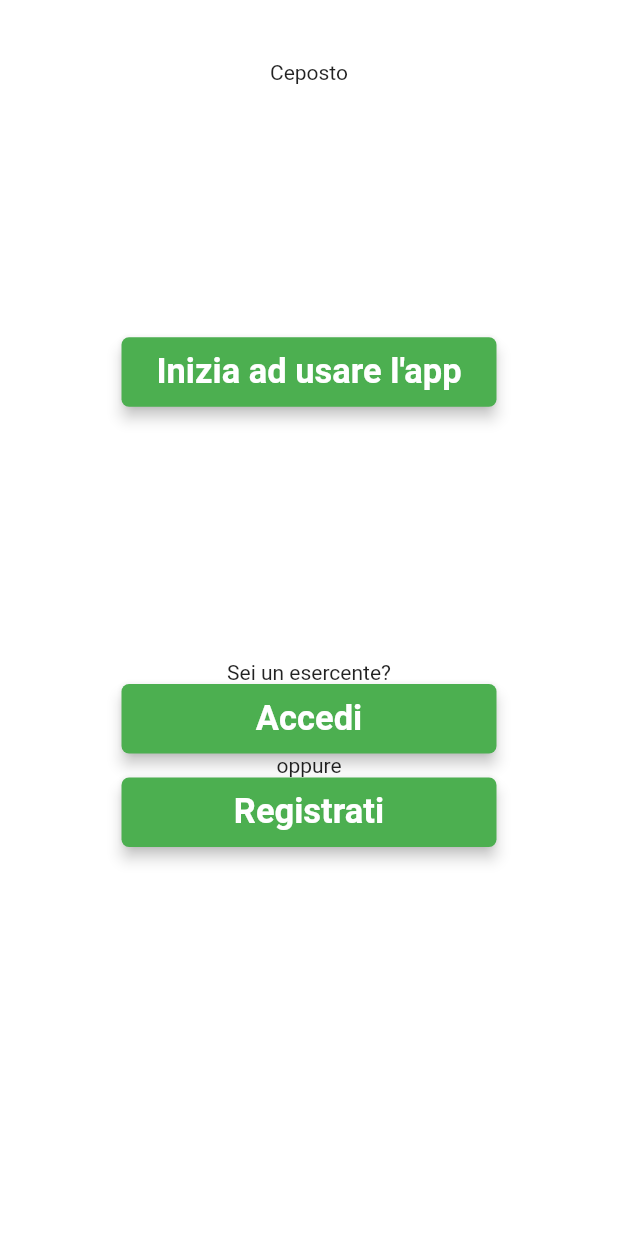
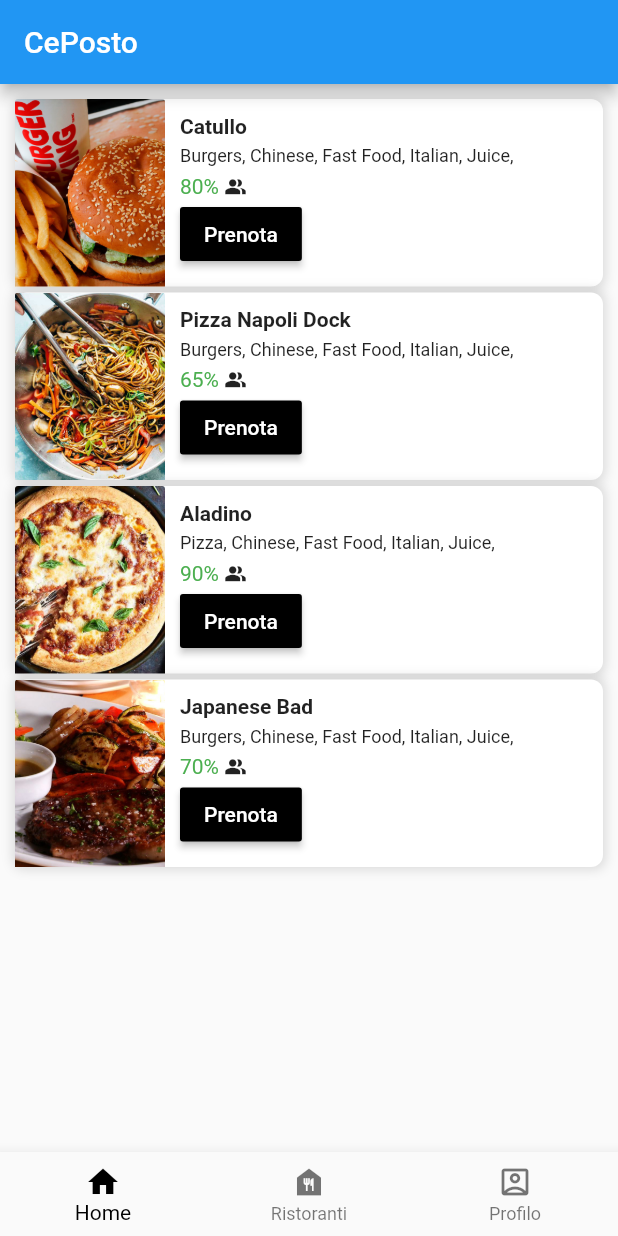
Before and after one commit to decimo-digital/ceposto-app, a Flutter app: the screen it shows after launch, on a phone screen of 412 x 824 dp. Run offline on Flutter 3.47's test engine with Material 2 defaults, Android fonts, the phone set to English and light mode, and no system bars; drawn by our look-alikes of auto_size_text; our stand-ins replace cached_network_image, device_info, flutter_cache_manager, flutter_image_compress, flutter_map, flutter_secure_storage and 10 more; missing offline and left inert: mutex, pointycastle; Roboto replaces fonts that are missing (montserrat).

Commit message:
Homepage and Login

```diff
--- /dev/null
+++ b/assets/data.json
@@ -0,0 +1,26 @@
+[
+    {
+      "placeImage": "images/hawkers.jpg",
+      "placeName": "Catullo",
+      "placeItems": ["Burgers","Chinese","Fast Food","Italian","Juice"],
+      "minOrder": 80
+    },
+    {
+      "placeImage": "images/flipping.jpg",
+      "placeName": "Pizza Napoli Dock",
+      "placeItems": ["Burgers","Chinese","Fast Food","Italian","Juice"],
+      "minOrder": 65
+    },
+    {
+      "placeImage": "images/pizzahut.jpg",
+      "placeName": "Aladino",
+      "placeItems": ["Pizza","Chinese","Fast Food","Italian","Juice"],
+      "minOrder": 90
+    },
+    {
+      "placeImage": "images/bluehill.jpg",
+      "placeName": "Japanese Bad",
+      "placeItems": ["Burgers","Chinese","Fast Food","Italian","Juice"],
+      "minOrder": 70
+    }
+  ]
--- a/lib/main.dart
+++ b/lib/main.dart
@@ -1,27 +1,183 @@
-import 'package:ceposto/pages/login.dart';
-import 'package:ceposto/utils/light_theme.dart';
 import 'package:flutter/material.dart';
-import 'package:get/route_manager.dart';
+import 'dart:convert';
+import 'WelcomeScreen/welcome.dart';
+import 'package:percent_indicator/percent_indicator.dart';
 
 void main() {
-  runApp(const CePosto());
+  runApp(MyApp());
 }
 
-class CePosto extends StatelessWidget {
-  const CePosto({Key? key}) : super(key: key);
+class MyApp extends StatelessWidget {
+  // This widget is the root of your application.
+  @override
+  Widget build(BuildContext context) {
+    return MaterialApp(
+      title: 'CePosto',
+      theme: ThemeData(
+        appBarTheme: AppBarTheme(brightness: Brightness.dark),
+        primaryColor: Colors.black,
+      ),
+      home: MyHomePage(),
+    );
+  }
+}
+
+class MyHomePage extends StatefulWidget {
+  MyHomePage({Key key, this.title}) : super(key: key);
+
+  // This widget is the home page of your application. It is stateful, meaning
+  // that it has a State object (defined below) that contains fields that affect
+  // how it looks.
+
+  // This class is the configuration for the state. It holds the values (in this
+  // case the title) provided by the parent (in this case the App widget) and
+  // used by the build method of the State. Fields in a Widget subclass are
+  // always marked "final".
+
+  final String title;
+
+  @override
+  _MyHomePageState createState() => _MyHomePageState();
+}
+
+class _MyHomePageState extends State<MyHomePage> {
+  Future<List<Widget>> createList() async {
+    List<Widget> items = [];
+    String dataString =
+        await DefaultAssetBundle.of(context).loadString("assets/data.json");
+    List<dynamic> dataJSON = jsonDecode(dataString);
+
+    dataJSON.forEach((object) {
+      String finalString = "";
+      List<dynamic> dataList = object["placeItems"];
+      dataList.forEach((item) {
+        finalString = finalString + item + ", ";
+      }); // Per prendere dal json gli items dei ristoranti
+
+      items.add(Padding(
+          padding: EdgeInsets.all(2.0),
+          child: Container(
+            decoration: BoxDecoration(
+                color: Colors.white,
+                borderRadius: BorderRadius.all(Radius.circular(8.0)),
+                boxShadow: [
+                  BoxShadow(
+                      color: Colors.black12, spreadRadius: 2.0, blurRadius: 5.0)
+                ]),
+            child: Row(
+                mainAxisSize: MainAxisSize.max,
+                crossAxisAlignment: CrossAxisAlignment.start,
+                children: <Widget>[
+                  ClipRRect(
+                    borderRadius: BorderRadius.only(
+                        topLeft: Radius.circular(2.0),
+                        topRight: Radius.circular(2.0)),
+                    child: Image.asset(
+                      object["placeImage"],
+                      width: 100,
+                      height: 125,
+                      fit: BoxFit.cover,
+                    ),
+                  ),
+                  Padding(
+                    padding: const EdgeInsets.all(10.0),
+                    child: Column(
+                      crossAxisAlignment: CrossAxisAlignment.start,
+                      children: <Widget>[
+                        Text(object["placeName"],
+                            style: TextStyle(fontWeight: FontWeight.bold)),
+                        Padding(
+                          padding: const EdgeInsets.only(top: 5.0, bottom: 5.0),
+                          child: Text(
+                            finalString, //ITEMS RISTORANTI
+                            style: TextStyle(fontSize: 12.0),
+                          ),
+                        ),
+                        RichText(
+                          text: TextSpan(
+                            children: [
+                              TextSpan(
+                                text: "${object["minOrder"]}% ",
+                                style: TextStyle(color: Colors.green),
+                              ),
+                              WidgetSpan(
+                                  child: Icon(
+                                Icons.people_alt,
+                                size: 15,
+                              )),
+                            ],
+                          ),
+                        ),
+                        ElevatedButton(
+                          onPressed: () {
+                            // Respond to button press
+                          },
+                          child: Text('Prenota'),
+                          style: ElevatedButton.styleFrom(
+                              primary: Colors.black,
+                              shape: RoundedRectangleBorder(
+                                  borderRadius: BorderRadius.circular(2))),
+                        ),
+                      ],
+                    ),
+                  ),
+                ]),
+          )));
+    });
+
+    return items;
+  }
 
   @override
   Widget build(BuildContext context) {
-    return GetMaterialApp(
-      title: 'CePosto',
-      initialRoute: '/login',
-      getPages: [
-        GetPage(
-          name: '/login',
-          page: () => const Login(),
-        ),
-      ],
-      theme: LightTheme.theme,
+    // This method is rerun every time setState is called, for instance as done
+    // by the _incrementCounter method above.
+    //
+    // The Flutter framework has been optimized to make rerunning build methods
+    // fast, so that you can just rebuild anything that needs updating rather
+    // than having to individually change instances of widgets.
+    return Scaffold(
+      appBar: AppBar(
+        // Here we take the value from the MyHomePage object that was created by
+        // the App.build method, and use it to set our appbar title.
+        title: Text('CePosto'),
+      ),
+      body: Container(
+        child: FutureBuilder(
+            initialData: <Widget>[Text("")],
+            future: createList(),
+            builder: (context, snapshot) {
+              if (snapshot.hasData) {
+                return Padding(
+                  padding: EdgeInsets.all(8.0),
+                  child: ListView(
+                    primary: false,
+                    shrinkWrap: true,
+                    children: snapshot.data,
+                  ),
+                );
+              } else {
+                return CircularProgressIndicator();
+              }
+            }),
+      ),
+      bottomNavigationBar: BottomNavigationBar(
+        items: const <BottomNavigationBarItem>[
+          BottomNavigationBarItem(
+            icon: Icon(Icons.home),
+            label: 'Home',
+          ),
+          BottomNavigationBarItem(
+            icon: Icon(Icons.food_bank),
+            label: 'Ristoranti',
+          ),
+          BottomNavigationBarItem(
+            icon: Icon(Icons.account_box_outlined),
+            label: 'Profilo',
+          ),
+        ],
+        selectedItemColor: Colors.black,
+      ),
     );
   }
 }
--- a/lib/pages/login.dart
+++ /dev/null
@@ -1,47 +0,0 @@
-import 'package:flutter/material.dart';
-import 'package:utilities/widgets/button.dart';
-
-class Login extends StatelessWidget {
-  const Login({Key? key}) : super(key: key);
-
-  @override
-  Widget build(BuildContext context) {
-    return Material(
-      color: Colors.white,
-      child: SafeArea(
-        child: Column(
-          children: [
-            const Padding(
-              padding: EdgeInsets.only(top: 40),
-              child: Text('Ceposto'),
-            ),
-            Expanded(
-              child: Center(
-                child: CustomButton.elevated(
-                  label: "Inizia ad usare l'app",
-                  onPressed: () async {},
-                ),
-              ),
-            ),
-            Expanded(
-              child: Column(
-                children: [
-                  const Text('Sei un esercente?'),
-                  CustomButton.elevated(
-                    label: 'Accedi',
-                    onPressed: () async {},
-                  ),
-                  const Text('oppure'),
-                  CustomButton.elevated(
-                    label: 'Registrati',
-                    onPressed: () async {},
-                  )
-                ],
-              ),
-            ),
-          ],
-        ),
-      ),
-    );
-  }
-}
--- a/lib/utils/light_theme.dart
+++ /dev/null
@@ -1,92 +0,0 @@
-import 'package:flutter/material.dart';
-
-// ignore: public_member_api_docs
-class LightTheme {
-  // ignore: public_member_api_docs
-  static final theme = ThemeData(
-    colorScheme: const ColorScheme.light(
-      primary: Colors.yellow,
-      secondary: Colors.yellow,
-    ),
-    appBarTheme: const AppBarTheme(
-      backgroundColor: Colors.white,
-      iconTheme: IconThemeData(
-        color: Colors.black,
-      ),
-    ),
-    buttonTheme: const ButtonThemeData(
-      colorScheme: ColorScheme(
-        primary: Colors.green,
-        primaryVariant: Colors.green,
-        secondary: Colors.green,
-        secondaryVariant: Colors.green,
-        surface: Colors.green,
-        background: Colors.white,
-        error: Colors.red,
-        onPrimary: Colors.white,
-        onSecondary: Colors.white,
-        onSurface: Colors.white,
-        onBackground: Colors.green,
-        onError: Colors.white,
-        brightness: Brightness.light,
-      ),
-    ),
-    primaryColor: Colors.yellow,
-    cardColor: Colors.white,
-    backgroundColor: Colors.white,
-    primaryTextTheme: TextTheme(
-      bodyText2: const TextStyle(
-        fontWeight: FontWeight.bold,
-      ),
-      button: const TextStyle(
-        color: Colors.white,
-        fontWeight: FontWeight.bold,
-      ),
-      headline6: const TextStyle(
-        fontSize: 18,
-        fontWeight: FontWeight.bold,
-      ),
-      subtitle1: TextStyle(
-        fontSize: 16,
-        color: Colors.grey[600],
-        fontWeight: FontWeight.w100,
-      ),
-      subtitle2: const TextStyle(
-        color: Colors.grey,
-        fontSize: 16,
-      ),
-    ),
-    bottomNavigationBarTheme: const BottomNavigationBarThemeData(
-      unselectedItemColor: Colors.black,
-      selectedItemColor: Colors.yellow,
-      selectedLabelStyle: TextStyle(color: Colors.yellow),
-      unselectedLabelStyle: TextStyle(color: Colors.black),
-      showSelectedLabels: true,
-    ),
-    textButtonTheme: TextButtonThemeData(
-      style: TextButton.styleFrom(
-        primary: Colors.green,
-      ),
-    ),
-    elevatedButtonTheme: ElevatedButtonThemeData(
-      style: ElevatedButton.styleFrom(
-        elevation: 5,
-        shape: RoundedRectangleBorder(
-          borderRadius: BorderRadius.circular(5),
-        ),
-        primary: Colors.green,
-        onPrimary: Colors.white,
-      ),
-    ),
-    outlinedButtonTheme: OutlinedButtonThemeData(
-      style: OutlinedButton.styleFrom(
-        elevation: 5,
-        backgroundColor: Colors.white,
-        shape: RoundedRectangleBorder(
-          borderRadius: BorderRadius.circular(20),
-        ),
-        onSurface: Colors.green,
-      ),
-    ),
-  );
-}
```
Also changed, not shown: assets/ristoToscana.json (added, +82 -0 lines), lib/WelcomeScreen/welcome.dart (added, +59 -0 lines), lib/pages/homepage.dart (deleted, +0 -16 lines), pubspec.yaml (+73 -8 lines), images/CePosto.png (added), images/bluehill.jpg (added), images/burger.jpg (added), images/cheesechilly.jpg (added), images/flipping.jpg (added), images/hawkers.jpg (added), images/noodles.jpg (added), images/pizza.jpg (added), images/pizzahut.jpg (added), pubspec.lock, 20 other files.
